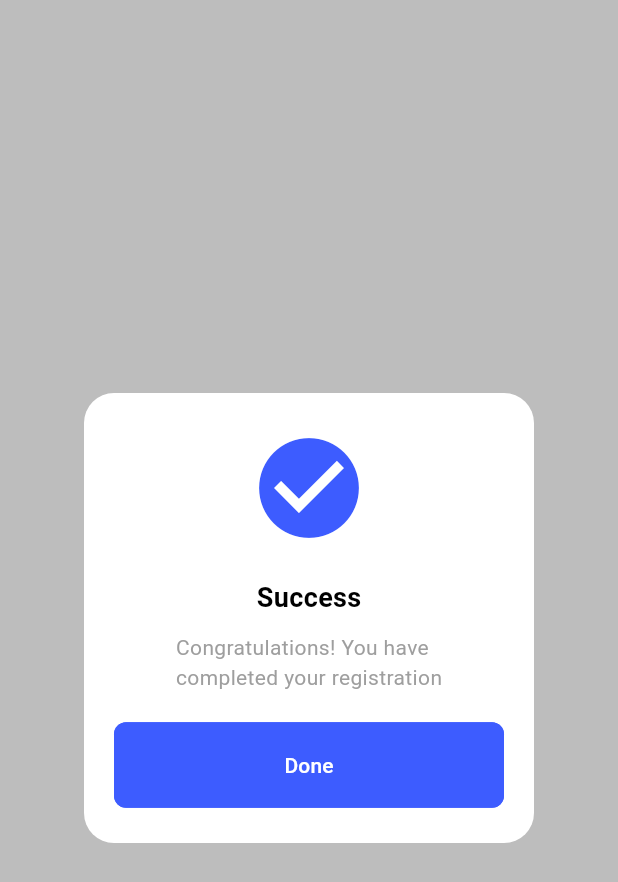
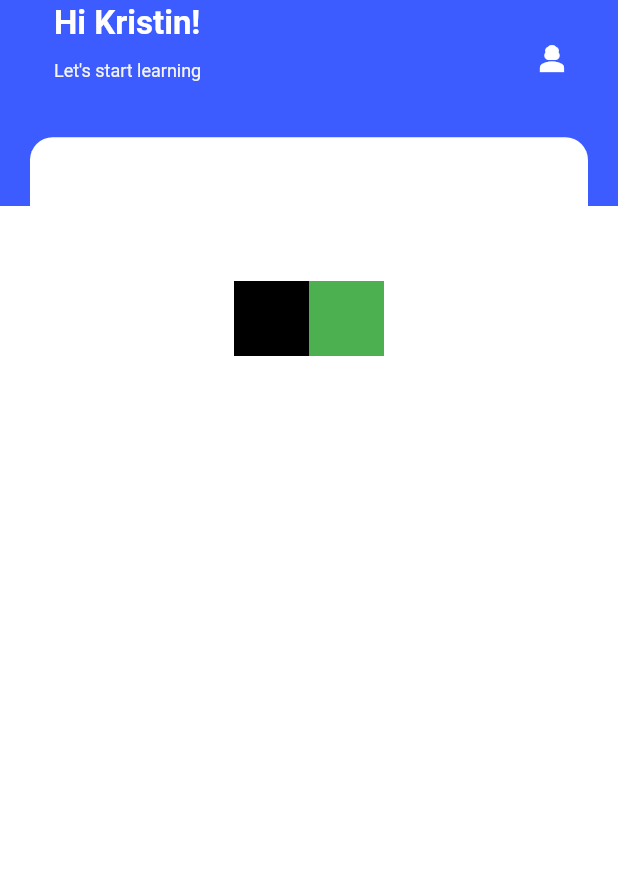
Before and after one commit to Amir24434/ilearn, a Flutter app: the screen it shows after launch, on a phone screen of 412 x 824 dp. Shown: the top 882 px of the screen. Run offline on Flutter 3.47's test engine with Material 3 defaults, Android fonts, the phone set to English and light mode, and no system bars.

Commit message:
new commit

```diff
--- a/lib/components/colors.dart
+++ b/lib/components/colors.dart
@@ -0,0 +1,3 @@
+import 'package:flutter/material.dart';
+
+const Color primaryColor = Color.fromARGB(255, 61, 92, 255);
--- a/lib/main.dart
+++ b/lib/main.dart
@@ -1,4 +1,5 @@
 import 'package:flutter/material.dart';
+import 'package:ilearn/screens/home.dart';
 import 'package:ilearn/screens/login.dart';
 import 'package:ilearn/screens/onboarding.dart';
 import 'package:ilearn/screens/phone_verification1.dart';
@@ -24,7 +25,7 @@ class MyApp extends StatelessWidget {
         ),
         useMaterial3: true,
       ),
-      home: SuccessScreen(),
+      home: HomeScreen(),
     );
   }
 }
--- /dev/null
+++ b/lib/screens/home.dart
@@ -0,0 +1,122 @@
+import 'package:flutter/material.dart';
+import 'package:flutter/services.dart';
+import 'package:ilearn/components/colors.dart';
+
+class HomeScreen extends StatelessWidget {
+  const HomeScreen({super.key});
+
+  @override
+  Widget build(BuildContext context) {
+    return Scaffold(
+      extendBodyBehindAppBar: true,
+      appBar: AppBar(
+        actions: [
+          Padding(
+            padding: const EdgeInsets.all(20.0),
+            child: IconButton(
+              icon: const Icon(
+                Icons.person_3,
+                color: Colors.white,
+              ),
+              onPressed: () {},
+            ),
+          ),
+        ],
+        elevation: 0,
+        backgroundColor: primaryColor,
+        title: Padding(
+          padding: const EdgeInsets.symmetric(
+            vertical: 20,
+            horizontal: 20,
+          ),
+          child: Column(
+            crossAxisAlignment: CrossAxisAlignment.start,
+            children: [
+              const Text(
+                'Hi Kristin!',
+                style: TextStyle(
+                  color: Colors.white,
+                  fontWeight: FontWeight.bold,
+                ),
+              ),
+              SizedBox(
+                height: 10,
+              ),
+              Text(
+                "Let's start learning",
+                style: TextStyle(
+                  color: Colors.grey[100],
+                  fontSize: 12,
+                ),
+              ),
+            ],
+          ),
+        ),
+      ),
+      body: AnnotatedRegion<SystemUiOverlayStyle>(
+        value: SystemUiOverlayStyle(
+          statusBarColor: primaryColor,
+          statusBarIconBrightness: Brightness.light,
+        ),
+        child: Stack(
+          children: [
+            Column(
+              children: [
+                Expanded(
+                  flex: 1,
+                  child: Container(
+                    color: primaryColor,
+                  ),
+                ),
+                Expanded(
+                  flex: 5,
+                  child: Container(
+                    color: Colors.white,
+                    child: Column(
+                      children: [
+                        SizedBox(
+                          height: 50,
+                        ),
+                        Row(
+                          mainAxisAlignment: MainAxisAlignment.center,
+                          children: [
+                            Container(
+                              color: Colors.black,
+                              width: 50,
+                              height: 50,
+                            ),
+                            Container(
+                              color: Colors.green,
+                              width: 50,
+                              height: 50,
+                            ),
+                          ],
+                        )
+                      ],
+                    ),
+                  ),
+                ),
+              ],
+            ),
+            Positioned(
+              top: MediaQuery.of(context).size.height / 9,
+              left: 0,
+              right: 0,
+              child: Container(
+                height: 80,
+                width: 350,
+                margin: EdgeInsets.symmetric(
+                  horizontal: 20,
+                ),
+                decoration: BoxDecoration(
+                  color: Colors.white,
+                  borderRadius: BorderRadius.circular(15),
+                ),
+              ),
+            ),
+          ],
+        ),
+      ),
+    );
+  }
+}
--- a/lib/screens/login.dart
+++ b/lib/screens/login.dart
@@ -1,5 +1,6 @@
 import 'package:flutter/material.dart';
 import 'package:ilearn/components/buttons.dart';
+import 'package:ilearn/components/colors.dart';
 import 'package:ilearn/components/textfield.dart';
 
 class LoginScreen extends StatelessWidget {
@@ -85,8 +86,8 @@ class LoginScreen extends StatelessWidget {
                             width: double.infinity,
                             child: Button1(
                               textColor: Colors.white,
-                              color: Color.fromARGB(255, 61, 92, 255),
-                              bgColor: Color.fromARGB(255, 61, 92, 255),
+                              color: primaryColor,
+                              bgColor: primaryColor,
                               text: "Log In",
                               onPressed: () {},
                             ),
@@ -109,7 +110,7 @@ class LoginScreen extends StatelessWidget {
                           child: Text(
                             "Sign up",
                             style: TextStyle(
-                              color: Color.fromARGB(255, 61, 92, 255),
+                              color: primaryColor,
                             ),
                           ),
                         ),
--- a/lib/screens/onboarding.dart
+++ b/lib/screens/onboarding.dart
@@ -1,5 +1,6 @@
 import 'package:flutter/material.dart';
 import 'package:ilearn/components/buttons.dart';
+import 'package:ilearn/components/colors.dart';
 
 class OnboardingScreen extends StatelessWidget {
   const OnboardingScreen({super.key});
@@ -43,8 +44,8 @@ class OnboardingScreen extends StatelessWidget {
                   Expanded(
                     child: Button1(
                       textColor: Colors.white,
-                      color: Color.fromARGB(255, 61, 92, 255),
-                      bgColor: Color.fromARGB(255, 61, 92, 255),
+                      color: primaryColor,
+                      bgColor: primaryColor,
                       text: "Sign Up",
                       onPressed: () {},
                     ),
@@ -52,8 +53,8 @@ class OnboardingScreen extends StatelessWidget {
                   SizedBox(width: size.width * 0.03),
                   Expanded(
                     child: Button1(
-                      textColor: Color.fromARGB(255, 61, 92, 255),
-                      color: Color.fromARGB(255, 61, 92, 255),
+                      textColor: primaryColor,
+                      color: primaryColor,
                       bgColor: Colors.white,
                       text: "Log In",
                       onPressed: () {},
--- a/lib/screens/phone_verification1.dart
+++ b/lib/screens/phone_verification1.dart
@@ -1,6 +1,7 @@
 import 'package:flutter/foundation.dart';
 import 'package:flutter/material.dart';
 import 'package:ilearn/components/buttons.dart';
+import 'package:ilearn/components/colors.dart';
 
 class CustomKeypadScreen extends StatefulWidget {
   const CustomKeypadScreen({super.key});
@@ -90,8 +91,8 @@ class _CustomKeypadScreenState extends State<CustomKeypadScreen> {
                         ),
                         Button1(
                           textColor: Colors.white,
-                          color: Color.fromARGB(255, 61, 92, 255),
-                          bgColor: Color.fromARGB(255, 61, 92, 255),
+                          color: primaryColor,
+                          bgColor: primaryColor,
                           text: "Continue",
                           onPressed: () {
                             if (kDebugMode) {
--- a/lib/screens/phone_verification2.dart
+++ b/lib/screens/phone_verification2.dart
@@ -1,5 +1,6 @@
 import 'package:flutter/material.dart';
 import 'package:ilearn/components/buttons.dart';
+import 'package:ilearn/components/colors.dart';
 
 class PhoneVerificationScreen extends StatefulWidget {
   const PhoneVerificationScreen({super.key});
@@ -117,9 +118,9 @@ class _PhoneVerificationScreenState extends State<PhoneVerificationScreen> {
               SizedBox(height: 80),
               Spacer(),
               Button1(
-                color: Color.fromARGB(255, 61, 92, 255),
+                color: primaryColor,
                 text: "Verify and Create Account",
-                bgColor: Color.fromARGB(255, 61, 92, 255),
+                bgColor: primaryColor,
                 textColor: Colors.white,
                 onPressed: _verifyCode,
               ),
--- a/lib/screens/sign_up.dart
+++ b/lib/screens/sign_up.dart
@@ -1,5 +1,6 @@
 import 'package:flutter/material.dart';
 import 'package:ilearn/components/buttons.dart';
+import 'package:ilearn/components/colors.dart';
 import 'package:ilearn/components/textfield.dart';
 
 class SignUpScreen extends StatelessWidget {
@@ -70,8 +71,8 @@ class SignUpScreen extends StatelessWidget {
                             width: double.infinity,
                             child: Button1(
                               textColor: Colors.white,
-                              color: Color.fromARGB(255, 61, 92, 255),
-                              bgColor: Color.fromARGB(255, 61, 92, 255),
+                              color: primaryColor,
+                              bgColor: primaryColor,
                               text: "Create account",
                               onPressed: () {},
                             ),
@@ -104,7 +105,7 @@ class SignUpScreen extends StatelessWidget {
                           child: Text(
                             "Log in",
                             style: TextStyle(
-                              color: Color.fromARGB(255, 61, 92, 255),
+                              color: primaryColor,
                             ),
                           ),
                         ),
--- a/lib/screens/success.dart
+++ b/lib/screens/success.dart
@@ -1,5 +1,6 @@
 import 'package:flutter/material.dart';
 import 'package:ilearn/components/buttons.dart';
+import 'package:ilearn/components/colors.dart';
 
 class SuccessScreen extends StatelessWidget {
   const SuccessScreen({super.key});
@@ -26,7 +27,7 @@ class SuccessScreen extends StatelessWidget {
               children: [
                 Icon(
                   Icons.check_circle,
-                  color: Color.fromARGB(255, 61, 92, 255),
+                  color: primaryColor,
                   size: 80,
                 ),
                 SizedBox(height: 20),
@@ -50,9 +51,9 @@ class SuccessScreen extends StatelessWidget {
                 SizedBox(
                   width: double.infinity,
                   child: Button1(
-                    color: Color.fromARGB(255, 61, 92, 255),
+                    color: primaryColor,
                     text: "Done",
-                    bgColor: Color.fromARGB(255, 61, 92, 255),
+                    bgColor: primaryColor,
                     textColor: Colors.white,
                     onPressed: () {},
                   ),
```
